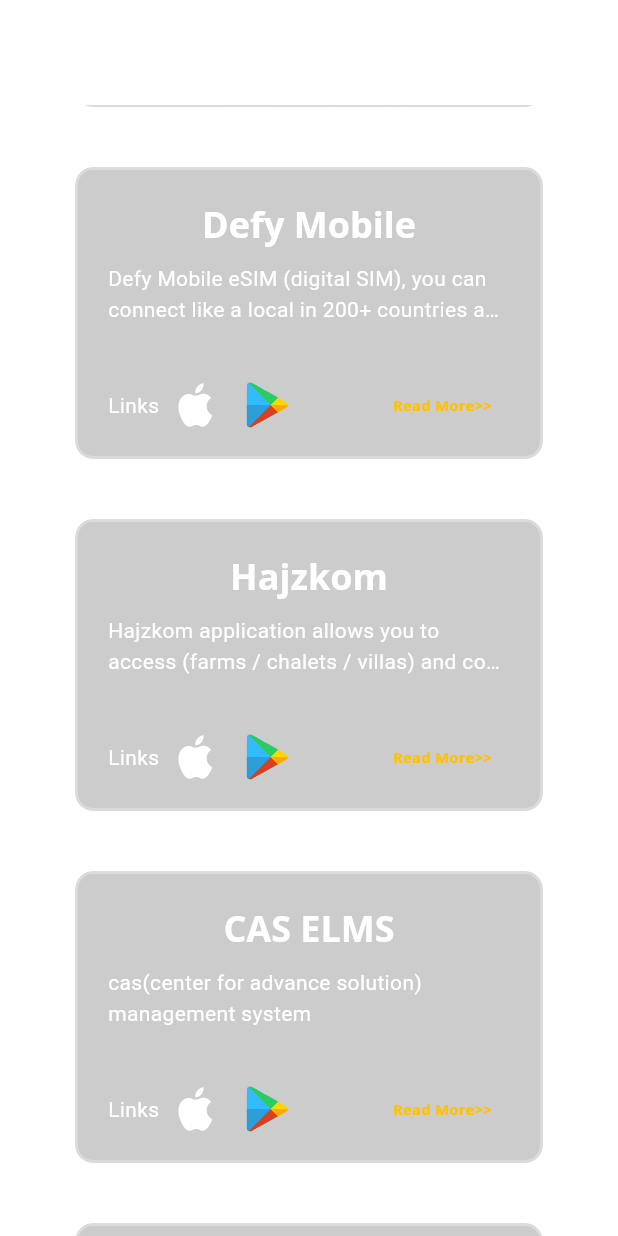
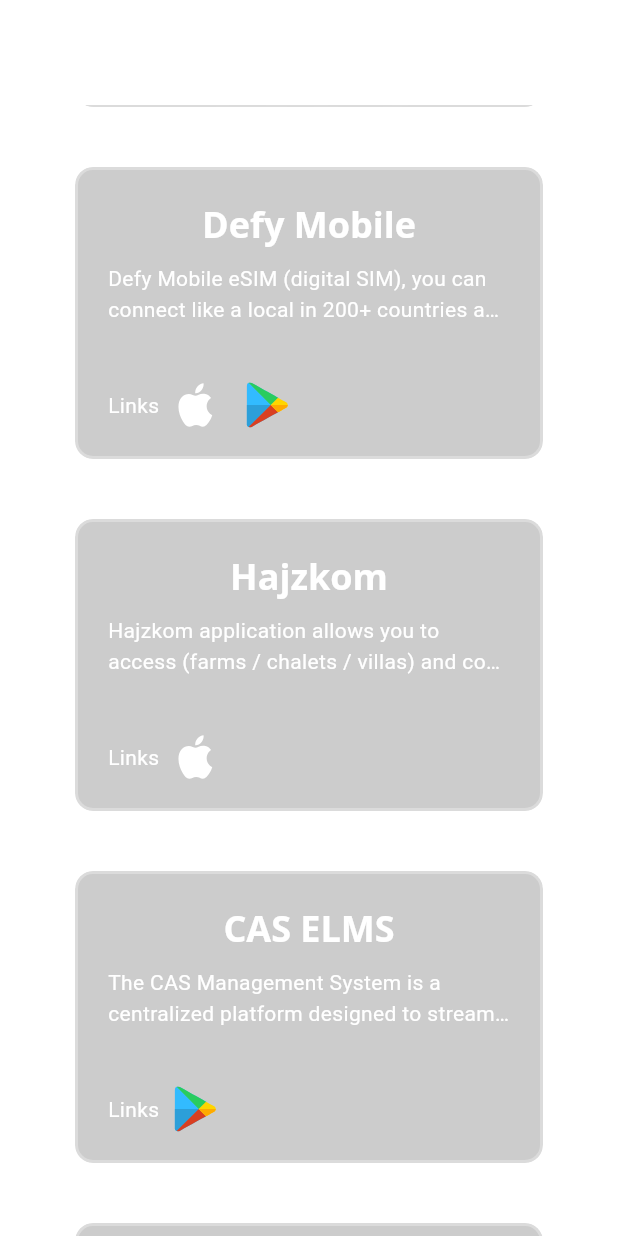
Before and after one commit to OmerJahangir/my_portfolio, a Flutter app: the ProjectsView screen opened directly, scrolled down 1152 dp, on a phone screen of 412 x 824 dp. Run offline on Flutter 3.47's test engine with Material 3 defaults, Android fonts, the phone set to English and light mode, and no system bars; our stand-ins replace flutter_svg, font_awesome_flutter, get, google_fonts, photo_view.

Commit message:
intro set , responsive intro discrp

```diff
--- a/lib/model/project_model.dart
+++ b/lib/model/project_model.dart
@@ -3,7 +3,14 @@
   final String description;
   final String androidLink;
   final String iosLink;
-  Project(this.name, this.description, this.androidLink, this.iosLink);
+  final String gitLink;
+  Project(
+    this.name,
+    this.description,
+    this.androidLink,
+    this.iosLink,
+    this.gitLink,
+  );
 }
 
 // Projects Link
@@ -13,58 +20,68 @@
     'With an eSIM Card, you get unlimited communication with virtual numbers, eSIM data plans, travel eSIMs, and VoIP calls—all in one app. You also get travel freedom and eliminate high roaming charges.',
     'https://play.google.com/store/apps/details?id=com.activatewireless.esim_card',
     'https://apps.apple.com/us/app/esim-card-virtual-sim-voip/id1627173767',
+    '',
   ),
   Project(
     'Phonico Mobile: Prepaid eSIM',
     "Looking for an effortless, affordable, and contract-free way to stay connected? Phonico eSIM offers instant activation, unlimited talk and text, 5G data, and WiFi calling—all without a physical SIM card!",
     'https://play.google.com/store/apps/details?id=com.activatewireless.phonico',
     'https://apps.apple.com/us/app/phonico-prepaid-esim-usa/id6468944607',
+    '',
   ),
   Project(
     'Ultimate Mobile:eSim USA',
     "Ultimate Mobile is the home of USA's most affordable and flexible 5G eSIM solutions! Ultimate Mobile revolutionizing mobile connection for travelers, digital nomads, and locals with virtual SIM technology at affordable rates.",
     'https://play.google.com/store/apps/details?id=com.activatewireless.ultimatemobile',
     'https://apps.apple.com/us/app/ultimate-mobile-esim-usa/id6503248959',
+    '',
   ),
   Project(
     'Muslim Guider',
     "Introducing Muslim Guider, your ultimate personal assistant for all things Islamic. This all-in-one app is designed to deepen your faith and enrich your Islamic journey, catering to your daily spiritual, educational, and practical needs.",
     'https://play.google.com/store/apps/details?id=com.codiea.io.muslimguider',
     'https://apps.apple.com/us/app/%D8%AF%D9%84%D9%8A%D9%84-%D8%A7%D9%84%D9%85%D8%B3%D9%84%D9%85-muslim-guider/id1619153442',
+    '',
   ),
   Project(
     'eSIM Provider: Travel Data',
     "Perfect data connections in several countries, with the best local rates. – eSIM Provider user.",
     'https://play.google.com/store/apps/details?id=com.devxteam.app.esimprovider',
     'https://apps.apple.com/pk/app/esim-provider-travel-data/id6654920673',
+    '',
   ),
   Project(
     'Defy Mobile',
     "Defy Mobile eSIM (digital SIM), you can connect like a local in 200+ countries and regions worldwide.",
     'https://play.google.com/store/apps/details?id=com.defymobile.app.defymobile',
     'https://apps.apple.com/pk/app/defy-mobile/id6741193707',
+    '',
   ),
   Project(
     'Hajzkom',
     "Hajzkom application allows you to access (farms / chalets / villas) and compare them in all regions",
     '',
     'https://apps.apple.com/pk/app/hajzkom/id1642038966',
+    '',
   ),
   Project(
     'CAS ELMS',
-    "cas(center for advance solution) management system",
+    "The CAS Management System is a centralized platform designed to streamline and optimize operations within the Center for Advance Solution. Built for scalability and ease of use, it empowers organizations to make data-driven decisions and achieve their strategic goals faster.",
+    'https://play.google.com/store/apps/details?id=pk.org.cas.ELMS',
     '',
-    'https://play.google.com/store/apps/details?id=pk.org.cas.ELMS',
+    '',
   ),
   Project(
     'Neumorphic Clockify',
     'Neumorphic TimeKit is an open-source project that brings together the elegance of a beautifully designed alarm system, an analog clock with a neumorphic touch, and a feature-rich stopwatch. Whether you\'re looking for a functional alarm tool, a stylish desktop clock, or a precise stopwatch, TimeKit has you covered.',
     '',
-    'https://github.com/OmerJahangir/neumorphic_media_player',
+    '',
+    'https://github.com/OmerJahangir/neumorphic_clock',
   ),
   Project(
     'Neumorphic Media Player',
     'A Flutter music streaming application that allows users to play audio files from local storage. The app features a beautiful neumorphic UI design and provides a smooth user experience for browsing and playing music.',
+    '',
     '',
     'https://github.com/OmerJahangir/neumorphic_media_player',
   ),
@@ -78,11 +95,13 @@
     'AI Tasker',
     'Welcome to the Beautiful Task Scheduler App repository! This Flutter-based task management application combines elegant design with a robust backend, ensuring a seamless and organized task management experience. From stunning UI to real-time synchronization, this app has you covered.',
     '',
+    '',
     'https://github.com/OmerJahangir/ai_tasker',
   ),
   Project(
     'Stream Chat X',
     'Welcome to our innovative Flutter chat application! This feature-rich messaging platform allows users to connect and communicate seamlessly through text and images. The app is built using Flutter for the frontend and integrates with Firebase for backend services, including authentication, real-time database, and storage.',
+    '',
     '',
     'https://github.com/OmerJahangir/stream_chat_x',
   ),
@@ -90,6 +109,7 @@
     'Doctor Appointment Application',
     'Introducing the extraordinary "Doctor Appointment System" - a state-of-the-art Flutter UI application that redefines healthcare accessibility and efficiency. Seamlessly crafted, this app empowers users to effortlessly select doctors based on categories, engage in smooth messaging, and access detailed profiles.',
     '',
+    '',
     'https://github.com/OmerJahangir/doctors_appointment_app',
   ),
 ];
--- a/lib/res/my_strings.dart
+++ b/lib/res/my_strings.dart
@@ -23,4 +23,17 @@
 
 Email me at omerjahangir31@gmail.com to discuss how I can help elevate your next Flutter project—whether you're a client in need of a high-performing app, or a recruiter scouting top-tier Flutter talent.
 ''';
+
+  static const String portfolioIntro = '''
+Hi, I'm Omer Jahangir — Flutter Developer & Problem Solver
+
+Welcome to my digital space where clean code meets creative design.
+I build sleek, scalable, and high-performing mobile apps using Flutter.
+With a sharp eye for UI/UX and a passion for performance, I don’t just write code—I craft experiences.
+
+Whether you're a recruiter, client, or tech enthusiast,
+you’re in the right place to explore impactful projects that speak louder than words.
+
+Let’s build the future—one tap at a time.
+''';
 }
--- a/lib/view/2_main/components/navigation_button_list.dart
+++ b/lib/view/2_main/components/navigation_button_list.dart
@@ -25,7 +25,6 @@
                 text: 'Home',
               ),
               // if (!Responsive.isLargeMobile(context))
-
               NavigationTextButton(
                 onTap: () {
                   controller.animateToPage(1,
@@ -56,7 +55,7 @@
                       duration: const Duration(milliseconds: 500),
                       curve: Curves.easeIn);
                 },
-                text: 'About us',
+                text: 'About',
               ),
               // NavigationTextButton(onTap: () {}, text: 'Achievements'),
             ],
--- a/lib/view/3_intro/components/headline_text.dart
+++ b/lib/view/3_intro/components/headline_text.dart
@@ -35,7 +35,7 @@
                     ).createShader(bounds);
                   },
                   child: Text(
-                    'Flutter Developer',
+                    'Senior Flutter Engineer',
                     textAlign: TextAlign.start,
                     style: Theme.of(context).textTheme.headlineLarge!.copyWith(
                           color: Colors.white,
--- a/lib/view/4_projects/components/project_detail.dart
+++ b/lib/view/4_projects/components/project_detail.dart
@@ -35,16 +35,34 @@
               ),
         Text(
           projectList[index].description,
-          style: const TextStyle(color: Colors.white, height: 1.5),
+          style: TextStyle(
+            color: Colors.white,
+            height: 1.5,
+            fontSize: size.width > 340 && size.width <= 380
+                ? 10
+                : size.width < 470
+                    ? 14
+                    : size.width <= 700
+                        ? 15
+                        : size.width < 1060
+                            ? 16
+                            : size.width >= 1024
+                                ? 15
+                                : size.width > 1400
+                                    ? 18
+                                    : 12,
+          ),
           maxLines: size.width > 700 && size.width < 750
               ? 3
-              : size.width < 470
+              : size.width > 340
                   ? 2
-                  : size.width > 600 && size.width < 700
-                      ? 6
-                      : size.width > 900 && size.width < 1060
-                          ? 6
-                          : 4,
+                  : size.width < 470
+                      ? 3
+                      : size.width > 600 && size.width < 900
+                          ? 5
+                          : size.width > 900 && size.width < 1400
+                              ? 6
+                              : 3,
           overflow: TextOverflow.ellipsis,
         ),
         const Spacer(),
--- a/lib/view/4_projects/components/project_info.dart
+++ b/lib/view/4_projects/components/project_info.dart
@@ -1,9 +1,7 @@
 import 'package:flutter/material.dart';
 import 'package:get/get.dart';
-import '../../../model/project_model.dart';
 import '../../../res/constants.dart';
 import '../../../view model/getx_controllers/projects_controller.dart';
-import 'image_viewer.dart';
 import 'project_detail.dart';
 
 class ProjectStack extends StatelessWidget {
--- a/lib/view/4_projects/components/project_link.dart
+++ b/lib/view/4_projects/components/project_link.dart
@@ -18,7 +18,9 @@
               style: TextStyle(color: Colors.white),
               overflow: TextOverflow.ellipsis,
             ),
-            IconButton(
+            projectList[index].iosLink == ''
+                ? const SizedBox()
+                : IconButton(
                     onPressed: () {
                       launchUrl(Uri.parse(projectList[index].iosLink));
                     },
@@ -27,7 +29,9 @@
                       height: 30,
                     ),
                   ),
-            IconButton(
+            projectList[index].androidLink == ''
+                ? const SizedBox()
+                : IconButton(
                     onPressed: () {
                       launchUrl(Uri.parse(projectList[index].androidLink));
                     },
@@ -36,23 +40,36 @@
                       height: 30,
                     ),
                   ),
+            projectList[index].gitLink == ''
+                ? const SizedBox()
+                : IconButton(
+                    onPressed: () {
+                      launchUrl(Uri.parse(projectList[index].gitLink));
+                    },
+                    icon: Image.asset(
+                      'assets/icons/dart.png',
+                      height: 30,
+                      width: 30,
+                      fit: BoxFit.cover,
+                    ),
+                  )
           ],
         ),
         const Spacer(),
-        TextButton(
-          onPressed: () {
-            // launchUrl(Uri.parse(projectList[index].link));
-          },
-          child: const Text(
-            'Read More>>',
-            overflow: TextOverflow.ellipsis,
-            style: TextStyle(
-              color: Colors.amber,
-              fontWeight: FontWeight.bold,
-              fontSize: 10,
-            ),
-          ),
-        )
+        // TextButton(
+        //   onPressed: () {
+        //     // launchUrl(Uri.parse(projectList[index].link));
+        //   },
+        //   child: const Text(
+        //     'Read More>>',
+        //     overflow: TextOverflow.ellipsis,
+        //     style: TextStyle(
+        //       color: Colors.amber,
+        //       fontWeight: FontWeight.bold,
+        //       fontSize: 10,
+        //     ),
+        //   ),
+        // )
       ],
     );
   }
--- a/lib/view/5_packages/components/packages_info.dart
+++ b/lib/view/5_packages/components/packages_info.dart
@@ -1,8 +1,6 @@
 import 'package:flutter/material.dart';
 import 'package:get/get.dart';
-import 'package:my_portfolio/model/packages_model.dart';
 import 'package:my_portfolio/view/5_packages/components/packages_detail.dart';
-import 'package:url_launcher/url_launcher.dart';
 import '../../../../res/constants.dart';
 import '../../../../view model/getx_controllers/projects_controller.dart';
 
@@ -18,8 +16,6 @@
       },
       onTap: () {
         // ImageViewer(context, packageList[index].pubDevLink);
-
-        launchUrl(Uri.parse(packageList[index].pubDevLink));
       },
       borderRadius: BorderRadius.circular(30),
       child: AnimatedContainer(
```
Also changed, not shown: lib/view/2_main/about.dart (+4 -4 lines), lib/view/2_main/main_view.dart (+9 -4 lines), lib/view/3_intro/components/description_text.dart (+11 -8 lines), lib/view/3_intro/components/intro_body.dart (+29 -17 lines), lib/view/5_packages/components/packages_link.dart (+26 -24 lines), pubspec.lock. Lines whose indentation alone changed are shown as unchanged.
